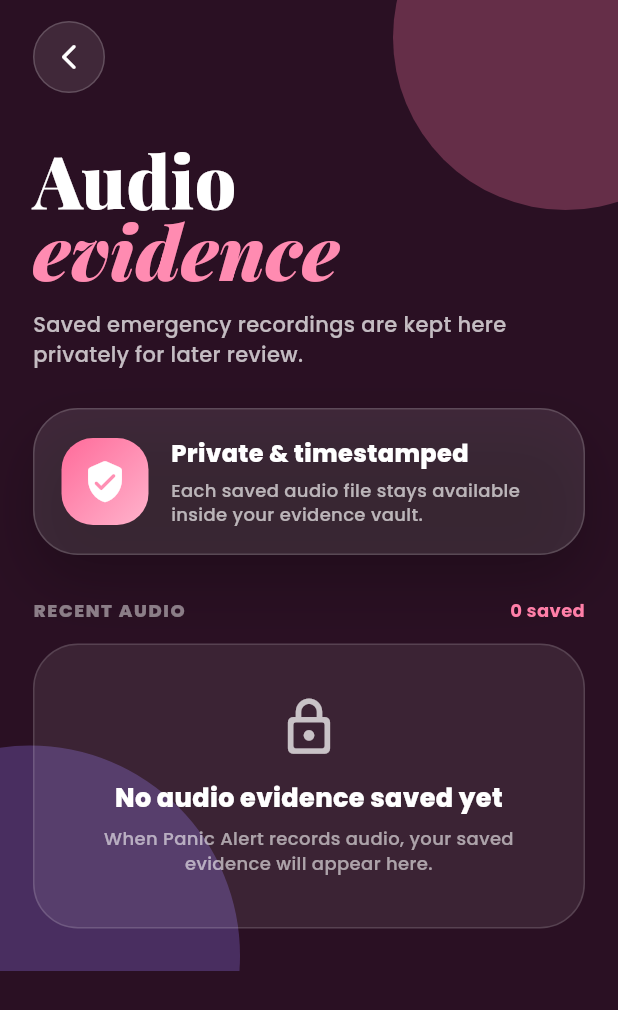
After one commit to bushrabegum219/repo-final_project, a Flutter app: the AudioEvidenceScreen screen opened directly, on a phone screen of 412 x 824 dp. The commit adds this screen. Shown: the top 1010 px of the screen. Run offline on Flutter 3.47's test engine with Material 3 defaults, Android fonts, the phone set to English and light mode, and no system bars; our stand-ins replace audioplayers, connectivity_plus, firebase_core, flutter_local_notifications, flutter_map, flutter_timezone and 13 more; missing offline and left inert: flutter_foreground_task, flutter_send_sms, record; accounts and stored records are empty.

Commit message:
Add separate audio evidence screen

```diff
--- /dev/null
+++ b/lib/screens/audio_evidence_screen.dart
@@ -0,0 +1,445 @@
+import 'package:flutter/material.dart';
+import 'package:google_fonts/google_fonts.dart';
+import 'package:just_audio/just_audio.dart';
+
+import '../services/local_audio_evidence_service.dart';
+
+class AudioEvidenceScreen extends StatefulWidget {
+  const AudioEvidenceScreen({super.key});
+
+  @override
+  State<AudioEvidenceScreen> createState() => _AudioEvidenceScreenState();
+}
+
+class _AudioEvidenceScreenState extends State<AudioEvidenceScreen> {
+  final LocalAudioEvidenceService _localAudioEvidenceService =
+      LocalAudioEvidenceService();
+  final AudioPlayer _audioPlayer = AudioPlayer();
+
+  List<LocalAudioEvidence> _savedAudioEvidenceList = [];
+  String? _playingPath;
+  bool _loading = true;
+
+  @override
+  void initState() {
+    super.initState();
+    _loadEvidence();
+  }
+
+  @override
+  void dispose() {
+    _audioPlayer.dispose();
+    super.dispose();
+  }
+
+  Future<void> _loadEvidence() async {
+    final savedList = await _localAudioEvidenceService.getSavedAudioEvidence();
+
+    if (!mounted) return;
+
+    setState(() {
+      _savedAudioEvidenceList = savedList;
+      _loading = false;
+    });
+  }
+
+  Future<void> _playOrPause(LocalAudioEvidence evidence) async {
+    try {
+      if (_playingPath == evidence.filePath && _audioPlayer.playing) {
+        await _audioPlayer.pause();
+
+        if (!mounted) return;
+
+        setState(() {
+          _playingPath = null;
+        });
+
+        return;
+      }
+
+      await _audioPlayer.stop();
+      await _audioPlayer.setFilePath(evidence.filePath);
+
+      if (!mounted) return;
+
+      setState(() {
+        _playingPath = evidence.filePath;
+      });
+
+      await _audioPlayer.play();
+
+      if (!mounted) return;
+
+      setState(() {
+        _playingPath = null;
+      });
+
+      await _audioPlayer.seek(Duration.zero);
+    } catch (e) {
+      if (!mounted) return;
+
+      setState(() {
+        _playingPath = null;
+      });
+
+      ScaffoldMessenger.of(context).showSnackBar(
+        SnackBar(content: Text('Could not play audio: $e')),
+      );
+    }
+  }
+
+  String _formatEvidenceDate(LocalAudioEvidence evidence) {
+  if (evidence.createdAt.trim().isEmpty) {
+    return "Saved audio evidence";
+  }
+
+  final parsedDate = DateTime.tryParse(evidence.createdAt);
+
+  if (parsedDate == null) {
+    return evidence.createdAt;
+  }
+
+  return "${parsedDate.day.toString().padLeft(2, '0')}/"
+      "${parsedDate.month.toString().padLeft(2, '0')}/"
+      "${parsedDate.year}  "
+      "${parsedDate.hour.toString().padLeft(2, '0')}:"
+      "${parsedDate.minute.toString().padLeft(2, '0')}";
+}
+
+  @override
+  Widget build(BuildContext context) {
+    return Scaffold(
+      backgroundColor: const Color(0xFF2A1023),
+      body: Stack(
+        children: [
+          Positioned(
+            top: -90,
+            right: -80,
+            child: _glowBlob(const Color(0xFFFF7AA8), 230),
+          ),
+          Positioned(
+            bottom: -130,
+            left: -120,
+            child:_glowBlob(const Color(0xFF9B7BFF), 280),
+          ),
+          SafeArea(
+            child: SingleChildScrollView(
+              padding: const EdgeInsets.fromLTRB(22, 14, 22, 28),
+              child: Column(
+                crossAxisAlignment: CrossAxisAlignment.start,
+                children: [
+
+                    Row(
+  children: [
+    _circleButton(
+      icon: Icons.arrow_back_ios_new_rounded,
+      onTap: () => Navigator.pop(context),
+    ),
+  ],
+),
+                  const SizedBox(height: 34),
+                  Text(
+                    "Audio",
+                    style: GoogleFonts.playfairDisplay(
+                      color: Colors.white,
+                      fontSize: 48,
+                      height: 0.95,
+                      fontWeight: FontWeight.w900,
+                    ),
+                  ),
+                  Text(
+                    "evidence",
+                    style: GoogleFonts.playfairDisplay(
+                      color: const Color(0xFFFF8BB1),
+                      fontSize: 50,
+                      height: 0.95,
+                      fontStyle: FontStyle.italic,
+                      fontWeight: FontWeight.w900,
+                    ),
+                  ),
+                  const SizedBox(height: 16),
+                  Text(
+                    "Saved emergency recordings are kept here privately for later review.",
+                    style: GoogleFonts.poppins(
+                      color: Colors.white.withOpacity(0.72),
+                      fontSize: 14,
+                      height: 1.45,
+                      fontWeight: FontWeight.w500,
+                    ),
+                  ),
+                  const SizedBox(height: 26),
+                  _privacyCard(),
+                  const SizedBox(height: 28),
+                  Row(
+                    children: [
+                      Text(
+                        "RECENT AUDIO",
+                        style: GoogleFonts.poppins(
+                          color: Colors.white.withOpacity(0.46),
+                          fontSize: 12,
+                          letterSpacing: 1.1,
+                          fontWeight: FontWeight.w800,
+                        ),
+                      ),
+                      const Spacer(),
+                      Text(
+                        "${_savedAudioEvidenceList.length} saved",
+                        style: GoogleFonts.poppins(
+                          color: const Color(0xFFFF7FA8),
+                          fontSize: 12,
+                          fontWeight: FontWeight.w700,
+                        ),
+                      ),
+                    ],
+                  ),
+                  const SizedBox(height: 14),
+                  if (_loading)
+                    const Center(
+                      child: Padding(
+                        padding: EdgeInsets.only(top: 40),
+                        child: CircularProgressIndicator(
+                          color: Color(0xFFFF7FA8),
+                        ),
+                      ),
+                    )
+                  else if (_savedAudioEvidenceList.isEmpty)
+                    _emptyVault()
+                  else
+                    ..._savedAudioEvidenceList.map(
+                      (evidence) => _audioCard(evidence),
+                    ),
+                ],
+              ),
+            ),
+          ),
+        ],
+      ),
+    );
+  }
+
+  Widget _privacyCard() {
+    return Container(
+      width: double.infinity,
+      padding: const EdgeInsets.all(18),
+      decoration: BoxDecoration(
+        borderRadius: BorderRadius.circular(30),
+        color: Colors.white.withOpacity(0.10),
+        border: Border.all(
+          color: Colors.white.withOpacity(0.16),
+        ),
+        boxShadow: [
+          BoxShadow(
+            color: Colors.black.withOpacity(0.22),
+            blurRadius: 34,
+            offset: const Offset(0, 18),
+          ),
+        ],
+      ),
+      child: Row(
+        children: [
+          Container(
+            height: 58,
+            width: 58,
+            decoration: BoxDecoration(
+              borderRadius: BorderRadius.circular(21),
+              gradient: const LinearGradient(
+                colors: [
+  Color(0xFFFF6B9A),
+  Color(0xFFFFB3CC),
+],
+                begin: Alignment.topLeft,
+                end: Alignment.bottomRight,
+              ),
+            ),
+            child: const Icon(
+              Icons.verified_user_rounded,
+              color: Colors.white,
+              size: 30,
+            ),
+          ),
+          const SizedBox(width: 15),
+          Expanded(
+            child: Column(
+              crossAxisAlignment: CrossAxisAlignment.start,
+              children: [
+                Text(
+                  "Private & timestamped",
+                  style: GoogleFonts.poppins(
+                    color: Colors.white,
+                    fontSize: 16,
+                    fontWeight: FontWeight.w800,
+                  ),
+                ),
+                const SizedBox(height: 5),
+                Text(
+                  "Each saved audio file stays available inside your evidence vault.",
+                  style: GoogleFonts.poppins(
+                    color: Colors.white.withOpacity(0.66),
+                    fontSize: 12,
+                    height: 1.35,
+                    fontWeight: FontWeight.w500,
+                  ),
+                ),
+              ],
+            ),
+          ),
+        ],
+      ),
+    );
+  }
+
+  Widget _emptyVault() {
+    return Container(
+      width: double.infinity,
+      padding: const EdgeInsets.symmetric(horizontal: 22, vertical: 34),
+      decoration: BoxDecoration(
+        borderRadius: BorderRadius.circular(30),
+        color: Colors.white.withOpacity(0.08),
+        border: Border.all(
+          color: Colors.white.withOpacity(0.14),
+        ),
+      ),
+      child: Column(
+        children: [
+          Icon(
+            Icons.lock_outline_rounded,
+            color: Colors.white.withOpacity(0.72),
+            size: 42,
+          ),
+          const SizedBox(height: 14),
+          Text(
+            "No audio evidence saved yet",
+            textAlign: TextAlign.center,
+            style: GoogleFonts.poppins(
+              color: Colors.white,
+              fontSize: 17,
+              fontWeight: FontWeight.w800,
+            ),
+          ),
+          const SizedBox(height: 6),
+          Text(
+            "When Panic Alert records audio, your saved evidence will appear here.",
+            textAlign: TextAlign.center,
+            style: GoogleFonts.poppins(
+              color: Colors.white.withOpacity(0.58),
+              fontSize: 12,
+              height: 1.4,
+              fontWeight: FontWeight.w500,
+            ),
+          ),
+        ],
+      ),
+    );
+  }
+
+  Widget _audioCard(LocalAudioEvidence evidence) {
+    final isPlaying = _playingPath == evidence.filePath && _audioPlayer.playing;
+
+    return GestureDetector(
+      onTap: () => _playOrPause(evidence),
+      child: Container(
+        margin: const EdgeInsets.only(bottom: 13),
+        padding: const EdgeInsets.all(16),
+        decoration: BoxDecoration(
+          borderRadius: BorderRadius.circular(26),
+          color: Colors.white.withOpacity(0.10),
+          border: Border.all(
+            color: Colors.white.withOpacity(0.15),
+          ),
+        ),
+        child: Row(
+          children: [
+            Container(
+              height: 54,
+              width: 54,
+              decoration: BoxDecoration(
+                borderRadius: BorderRadius.circular(19),
+                gradient: const LinearGradient(
+                  colors: [
+  Color(0xFFFF6B9A),
+  Color(0xFFFFA8C4),
+],
+                ),
+              ),
+              child: Icon(
+                isPlaying
+                    ? Icons.pause_rounded
+                    : Icons.play_arrow_rounded,
+                color: Colors.white,
+                size: 30,
+              ),
+            ),
+            const SizedBox(width: 14),
+            Expanded(
+              child: Column(
+                crossAxisAlignment: CrossAxisAlignment.start,
+                children: [
+                  Text(
+                    evidence.fileName,
+                    maxLines: 1,
+                    overflow: TextOverflow.ellipsis,
+                    style: GoogleFonts.poppins(
+                      color: Colors.white,
+                      fontSize: 13,
+                      fontWeight: FontWeight.w800,
+                    ),
+                  ),
+                  const SizedBox(height: 5),
+                  Text(
+                    _formatEvidenceDate(evidence),
+                    style: GoogleFonts.poppins(
+                      color: Colors.white.withOpacity(0.55),
+                      fontSize: 11,
+                      fontWeight: FontWeight.w500,
+                    ),
+                  ),
+                ],
+              ),
+            ),
+            Icon(
+              Icons.chevron_right_rounded,
+              color: Colors.white.withOpacity(0.45),
+              size: 26,
+            ),
+          ],
+        ),
+      ),
+    );
+  }
+
+  Widget _circleButton({
+    required IconData icon,
+    required VoidCallback onTap,
+  }) {
+    return GestureDetector(
+      onTap: onTap,
+      child: Container(
+        height: 48,
+        width: 48,
+        decoration: BoxDecoration(
+          shape: BoxShape.circle,
+          color: Colors.white.withOpacity(0.10),
+          border: Border.all(
+            color: Colors.white.withOpacity(0.18),
+          ),
+        ),
+        child: Icon(
+          icon,
+          color: Colors.white,
+          size: 20,
+        ),
+      ),
+    );
+  }
+
+  Widget _glowBlob(Color color, double size) {
+    return Container(
+      height: size,
+      width: size,
+      decoration: BoxDecoration(
+        shape: BoxShape.circle,
+        color: color.withOpacity(0.28),
+      ),
+    );
+  }
+}
```
Also changed, not shown: lib/screens/panic_screen.dart (+13 -0 lines).
